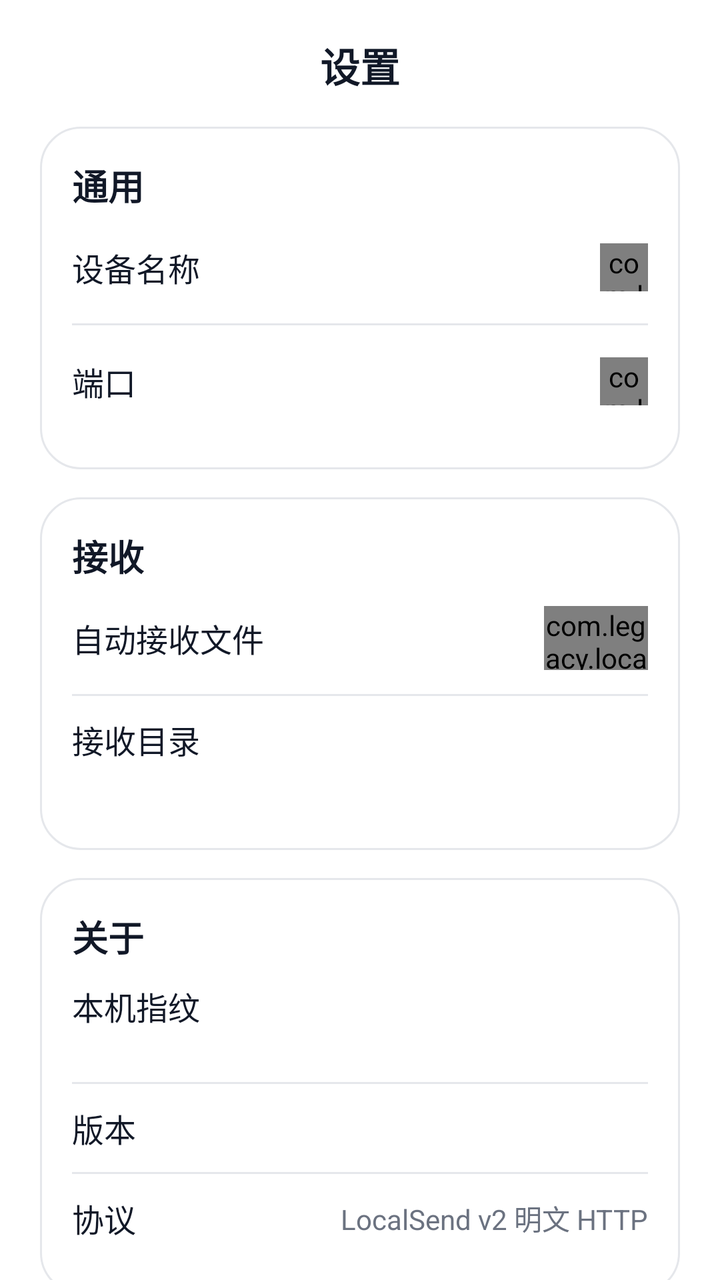
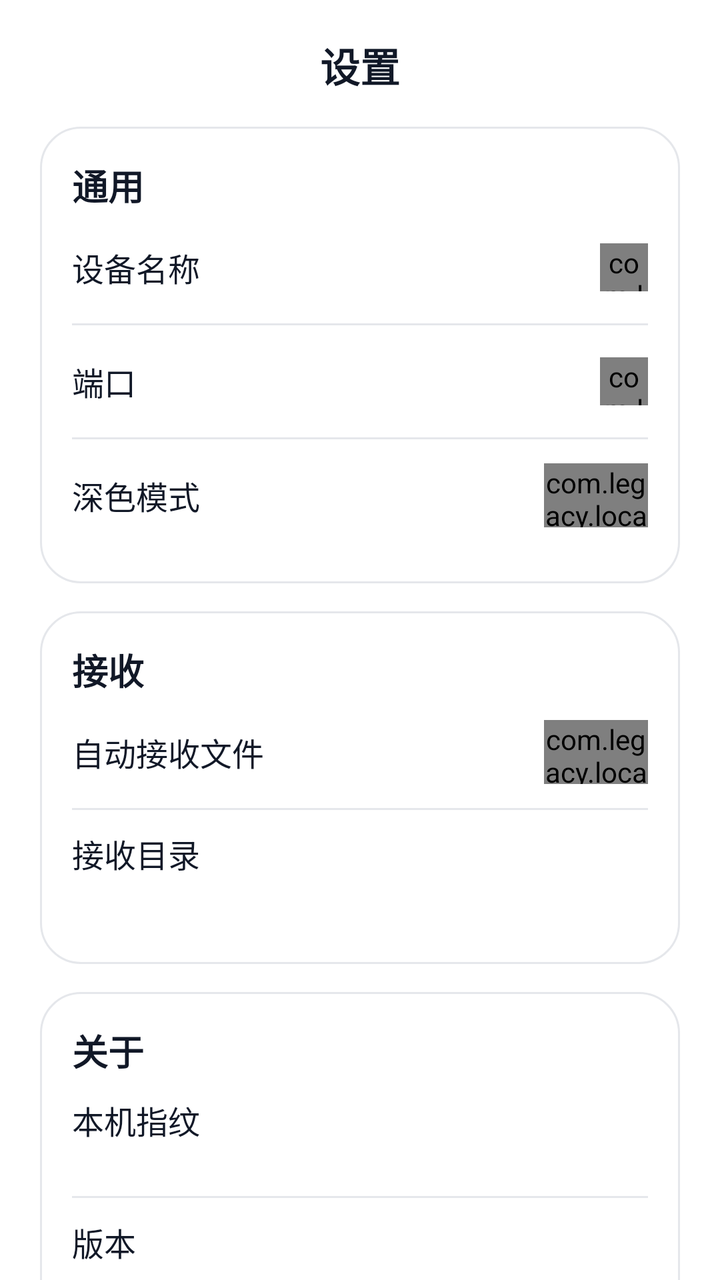

Screens rendered from an Android XML layout before and after an edit, with the pre-edit source and the edit as a unified diff.
<!-- AndroidManifest.xml: application theme AppTheme -->
<!-- res/layout/tab_settings.xml -->
<?xml version="1.0" encoding="utf-8"?>
<LinearLayout xmlns:android="http://schemas.android.com/apk/res/android"
    android:id="@+id/tab_settings_root"
    android:layout_width="match_parent"
    android:layout_height="match_parent"
    android:background="@color/white"
    android:orientation="vertical"
    android:paddingLeft="20dp"
    android:paddingRight="20dp"
    android:paddingTop="14dp">

    <TextView
        android:layout_width="match_parent"
        android:layout_height="wrap_content"
        android:layout_marginTop="4dp"
        android:layout_marginBottom="16dp"
        android:gravity="center"
        android:text="@string/title_settings"
        android:textColor="@color/text_primary"
        android:textSize="20sp"
        android:textStyle="bold" />

    <ScrollView
        android:layout_width="match_parent"
        android:layout_height="0dp"
        android:layout_weight="1"
        android:fillViewport="true"
        android:scrollbars="none">

        <LinearLayout
            android:layout_width="match_parent"
            android:layout_height="wrap_content"
            android:orientation="vertical"
            android:paddingBottom="96dp">

            <LinearLayout
                android:layout_width="match_parent"
                android:layout_height="wrap_content"
                android:background="@drawable/shape_card"
                android:orientation="vertical"
                android:padding="16dp">

                <TextView
                    android:layout_width="wrap_content"
                    android:layout_height="wrap_content"
                    android:text="@string/settings_general"
                    android:textColor="@color/text_primary"
                    android:textSize="18sp"
                    android:textStyle="bold" />

                <LinearLayout
                    android:id="@+id/row_alias"
                    android:layout_width="match_parent"
                    android:layout_height="56dp"
                    android:clickable="true"
                    android:focusable="true"
                    android:gravity="center_vertical"
                    android:orientation="horizontal">

                    <TextView
                        android:layout_width="wrap_content"
                        android:layout_height="wrap_content"
                        android:singleLine="true"
                        android:text="@string/settings_device_name"
                        android:textColor="@color/text_primary"
                        android:textSize="16sp" />

                    <TextView
                        android:id="@+id/settings_alias_value"
                        android:layout_width="0dp"
                        android:layout_height="wrap_content"
                        android:layout_weight="1"
                        android:ellipsize="end"
                        android:gravity="right"
                        android:singleLine="true"
                        android:textColor="@color/text_secondary"
                        android:textSize="16sp" />

                    <com.legacy.localsend.ui.kit.IconView
                        android:id="@+id/chevron_alias"
                        android:layout_width="24dp"
                        android:layout_height="24dp"
                        android:layout_marginLeft="6dp" />
                </LinearLayout>

                <View
                    android:layout_width="match_parent"
                    android:layout_height="1dp"
                    android:background="@color/stroke" />

                <LinearLayout
                    android:id="@+id/row_port"
                    android:layout_width="match_parent"
                    android:layout_height="56dp"
                    android:clickable="true"
                    android:focusable="true"
                    android:gravity="center_vertical"
                    android:orientation="horizontal">

                    <TextView
                        android:layout_width="wrap_content"
                        android:layout_height="wrap_content"
                        android:singleLine="true"
                        android:text="@string/settings_port"
                        android:textColor="@color/text_primary"
                        android:textSize="16sp" />

                    <TextView
                        android:id="@+id/settings_port_value"
                        android:layout_width="0dp"
                        android:layout_height="wrap_content"
                        android:layout_weight="1"
                        android:gravity="right"
                        android:singleLine="true"
                        android:textColor="@color/text_secondary"
                        android:textSize="16sp" />

                    <com.legacy.localsend.ui.kit.IconView
                        android:id="@+id/chevron_port"
                        android:layout_width="24dp"
                        android:layout_height="24dp"
                        android:layout_marginLeft="6dp" />
                </LinearLayout>
            </LinearLayout>

            <LinearLayout
                android:layout_width="match_parent"
                android:layout_height="wrap_content"
                android:layout_marginTop="14dp"
                android:background="@drawable/shape_card"
                android:orientation="vertical"
                android:padding="16dp">

                <TextView
                    android:layout_width="wrap_content"
                    android:layout_height="wrap_content"
                    android:text="@string/settings_receive"
                    android:textColor="@color/text_primary"
                    android:textSize="18sp"
                    android:textStyle="bold" />

                <LinearLayout
                    android:layout_width="match_parent"
                    android:layout_height="56dp"
                    android:gravity="center_vertical"
                    android:orientation="horizontal">

                    <TextView
                        android:layout_width="0dp"
                        android:layout_height="wrap_content"
                        android:layout_weight="1"
                        android:text="@string/settings_auto_accept"
                        android:textColor="@color/text_primary"
                        android:textSize="16sp" />

                    <com.legacy.localsend.ui.kit.SwitchView
                        android:id="@+id/auto_accept_switch"
                        android:layout_width="52dp"
                        android:layout_height="32dp" />
                </LinearLayout>

                <View
                    android:layout_width="match_parent"
                    android:layout_height="1dp"
                    android:background="@color/stroke" />

                <LinearLayout
                    android:layout_width="match_parent"
                    android:layout_height="wrap_content"
                    android:orientation="vertical"
                    android:paddingTop="10dp"
                    android:paddingBottom="6dp">

                    <TextView
                        android:layout_width="wrap_content"
                        android:layout_height="wrap_content"
                        android:text="@string/settings_receive_dir"
                        android:textColor="@color/text_primary"
                        android:textSize="16sp" />

                    <TextView
                        android:id="@+id/settings_dir"
                        android:layout_width="match_parent"
                        android:layout_height="wrap_content"
                        android:layout_marginTop="4dp"
                        android:textColor="@color/text_secondary"
                        android:textSize="13sp" />
                </LinearLayout>
            </LinearLayout>

            <LinearLayout
                android:layout_width="match_parent"
                android:layout_height="wrap_content"
                android:layout_marginTop="14dp"
                android:background="@drawable/shape_card"
                android:orientation="vertical"
                android:padding="16dp">

                <TextView
                    android:layout_width="wrap_content"
                    android:layout_height="wrap_content"
                    android:text="@string/settings_about"
                    android:textColor="@color/text_primary"
                    android:textSize="18sp"
                    android:textStyle="bold" />

                <LinearLayout
                    android:layout_width="match_parent"
                    android:layout_height="wrap_content"
                    android:layout_marginTop="10dp"
                    android:orientation="vertical"
                    android:paddingBottom="6dp">

                    <TextView
                        android:layout_width="wrap_content"
                        android:layout_height="wrap_content"
                        android:text="@string/settings_fingerprint"
                        android:textColor="@color/text_primary"
                        android:textSize="16sp" />

                    <TextView
                        android:id="@+id/settings_fingerprint"
                        android:layout_width="match_parent"
                        android:layout_height="wrap_content"
                        android:layout_marginTop="4dp"
                        android:textColor="@color/text_secondary"
                        android:textSize="12sp"
                        android:typeface="monospace" />
                </LinearLayout>

                <View
                    android:layout_width="match_parent"
                    android:layout_height="1dp"
                    android:background="@color/stroke" />

                <LinearLayout
                    android:layout_width="match_parent"
                    android:layout_height="44dp"
                    android:gravity="center_vertical"
                    android:orientation="horizontal">

                    <TextView
                        android:layout_width="0dp"
                        android:layout_height="wrap_content"
                        android:layout_weight="1"
                        android:text="@string/settings_version"
                        android:textColor="@color/text_primary"
                        android:textSize="16sp" />

                    <TextView
                        android:id="@+id/settings_version"
                        android:layout_width="wrap_content"
                        android:layout_height="wrap_content"
                        android:textColor="@color/text_secondary"
                        android:textSize="14sp" />
                </LinearLayout>

                <View
                    android:layout_width="match_parent"
                    android:layout_height="1dp"
                    android:background="@color/stroke" />

                <LinearLayout
                    android:layout_width="match_parent"
                    android:layout_height="44dp"
                    android:gravity="center_vertical"
                    android:orientation="horizontal">

                    <TextView
                        android:layout_width="0dp"
                        android:layout_height="wrap_content"
                        android:layout_weight="1"
                        android:text="@string/settings_protocol"
                        android:textColor="@color/text_primary"
                        android:textSize="16sp" />

                    <TextView
                        android:layout_width="wrap_content"
                        android:layout_height="wrap_content"
                        android:text="@string/settings_protocol_value"
                        android:textColor="@color/text_secondary"
                        android:textSize="14sp" />
                </LinearLayout>
            </LinearLayout>
        </LinearLayout>
    </ScrollView>
</LinearLayout>
<!-- resources referenced by this layout -->
<resources>
  <color name="stroke">#FFE5E7EB</color>
  <color name="text_primary">#FF111827</color>
  <color name="text_secondary">#FF6B7280</color>
  <color name="white">#FFFFFFFF</color>
  <!-- drawable shape_card (drawable) -->
  <?xml version="1.0" encoding="utf-8"?>
  <shape xmlns:android="http://schemas.android.com/apk/res/android"
      android:shape="rectangle">
      <solid android:color="@color/white" />
      <stroke
          android:width="1dp"
          android:color="@color/stroke" />
      <corners android:radius="20dp" />
  </shape>
  <string name="settings_about">关于</string>
  <string name="settings_auto_accept">自动接收文件</string>
  <string name="settings_device_name">设备名称</string>
  <string name="settings_fingerprint">本机指纹</string>
  <string name="settings_general">通用</string>
  <string name="settings_port">端口</string>
  <string name="settings_protocol">协议</string>
  <string name="settings_protocol_value">LocalSend v2 明文 HTTP</string>
  <string name="settings_receive">接收</string>
  <string name="settings_receive_dir">接收目录</string>
  <string name="settings_version">版本</string>
  <string name="title_settings">设置</string>
  <style name="AppTheme" parent="@android:style/Theme.Light.NoTitleBar">
          <item name="android:windowBackground">@color/white</item>
      </style>
</resources>

<!-- the commit's change to res/layout/tab_settings.xml (unified diff, before → after) -->
@@ -5,6 +5,7 @@
     android:layout_height="match_parent"
     android:background="@color/white"
     android:orientation="vertical"
+    android:tag="page"
     android:paddingLeft="20dp"
     android:paddingRight="20dp"
     android:paddingTop="14dp">
@@ -37,6 +38,7 @@
                 android:layout_width="match_parent"
                 android:layout_height="wrap_content"
                 android:background="@drawable/shape_card"
+                android:tag="card"
                 android:orientation="vertical"
                 android:padding="16dp">
 
@@ -86,7 +88,8 @@
                 <View
                     android:layout_width="match_parent"
                     android:layout_height="1dp"
-                    android:background="@color/stroke" />
+                    android:background="@color/stroke"
+                    android:tag="divider" />
 
                 <LinearLayout
                     android:id="@+id/row_port"
@@ -121,6 +124,32 @@
                         android:layout_height="24dp"
                         android:layout_marginLeft="6dp" />
                 </LinearLayout>
+
+                <View
+                    android:layout_width="match_parent"
+                    android:layout_height="1dp"
+                    android:background="@color/stroke"
+                    android:tag="divider" />
+
+                <LinearLayout
+                    android:layout_width="match_parent"
+                    android:layout_height="56dp"
+                    android:gravity="center_vertical"
+                    android:orientation="horizontal">
+
+                    <TextView
+                        android:layout_width="0dp"
+                        android:layout_height="wrap_content"
+                        android:layout_weight="1"
+                        android:text="@string/settings_dark_mode"
+                        android:textColor="@color/text_primary"
+                        android:textSize="16sp" />
+
+                    <com.legacy.localsend.ui.kit.SwitchView
+                        android:id="@+id/dark_mode_switch"
+                        android:layout_width="52dp"
+                        android:layout_height="32dp" />
+                </LinearLayout>
             </LinearLayout>
 
             <LinearLayout
@@ -128,6 +157,7 @@
                 android:layout_height="wrap_content"
                 android:layout_marginTop="14dp"
                 android:background="@drawable/shape_card"
+                android:tag="card"
                 android:orientation="vertical"
                 android:padding="16dp">
 
@@ -162,7 +192,8 @@
                 <View
                     android:layout_width="match_parent"
                     android:layout_height="1dp"
-                    android:background="@color/stroke" />
+                    android:background="@color/stroke"
+                    android:tag="divider" />
 
                 <LinearLayout
                     android:layout_width="match_parent"
@@ -193,6 +224,7 @@
                 android:layout_height="wrap_content"
                 android:layout_marginTop="14dp"
                 android:background="@drawable/shape_card"
+                android:tag="card"
                 android:orientation="vertical"
                 android:padding="16dp">
 
@@ -231,7 +263,8 @@
                 <View
                     android:layout_width="match_parent"
                     android:layout_height="1dp"
-                    android:background="@color/stroke" />
+                    android:background="@color/stroke"
+                    android:tag="divider" />
 
                 <LinearLayout
                     android:layout_width="match_parent"
@@ -258,7 +291,8 @@
                 <View
                     android:layout_width="match_parent"
                     android:layout_height="1dp"
-                    android:background="@color/stroke" />
+                    android:background="@color/stroke"
+                    android:tag="divider" />
 
                 <LinearLayout
                     android:layout_width="match_parent"
<!-- resource entries referenced after the edit -->
@@ -16,6 +16,7 @@
   </shape>
   <string name="settings_about">关于</string>
   <string name="settings_auto_accept">自动接收文件</string>
+  <string name="settings_dark_mode">深色模式</string>
   <string name="settings_device_name">设备名称</string>
   <string name="settings_fingerprint">本机指纹</string>
   <string name="settings_general">通用</string>
